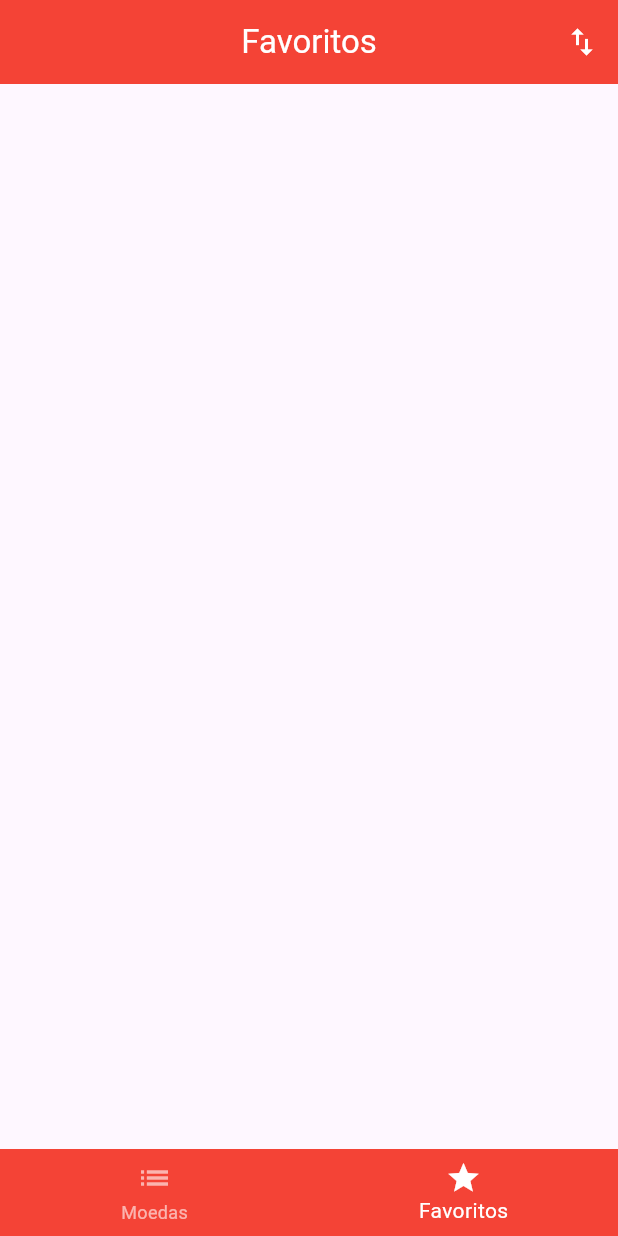
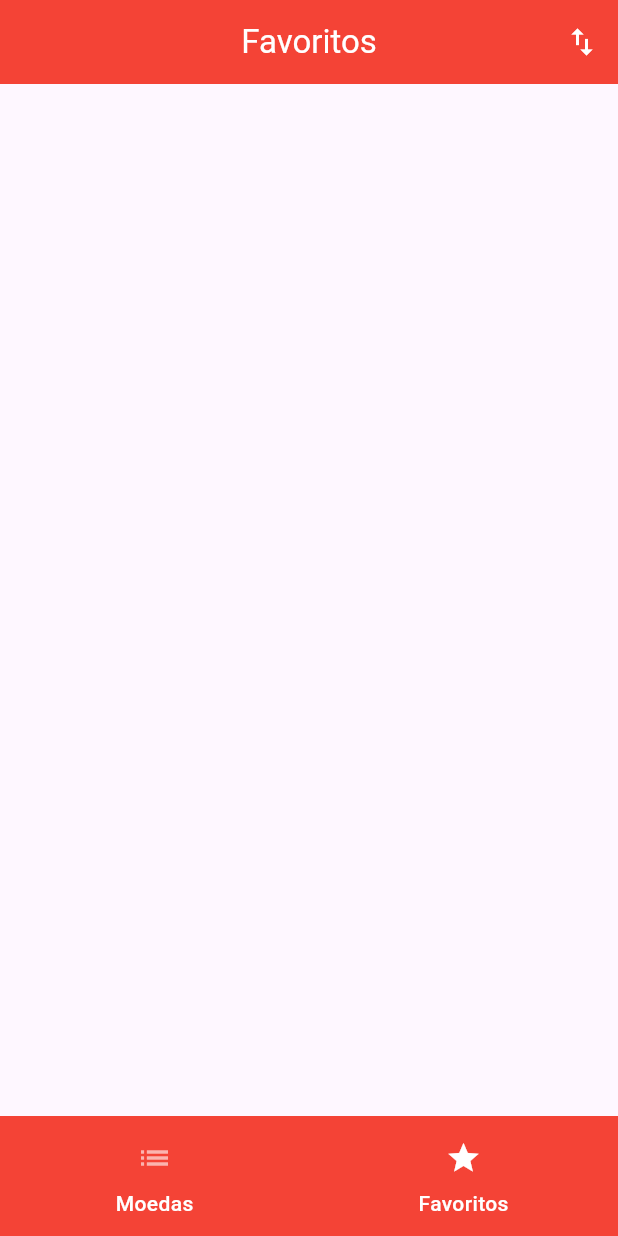
Before and after one commit to Tommy-jeff/crypto-quote, a Flutter app: the screen it shows after launch, swiped to page 2, on a phone screen of 412 x 824 dp. Run offline on Flutter 3.47's test engine with Material 3 defaults, Android fonts, the light colour scheme and no system bars; missing offline and left inert: dart:ffi.

Commit message:
feat: new navigation bra implemented

```diff
--- a/lib/pages/home_page.dart
+++ b/lib/pages/home_page.dart
@@ -18,7 +18,7 @@ class _HomePageState extends State<HomePage> {
     pageController = PageController(initialPage: paginaAtual);
   }
 
-  void setAtualPage(int pagina){
+  void setAtualPage(int pagina) {
     setState(() {
       paginaAtual = pagina;
     });
@@ -32,17 +32,38 @@ class _HomePageState extends State<HomePage> {
         onPageChanged: setAtualPage,
         children: [MoedasPage(), FavoritosPage()],
       ),
-      bottomNavigationBar: BottomNavigationBar(
-        currentIndex: paginaAtual,
+      bottomNavigationBar: NavigationBarTheme(
+        data: NavigationBarThemeData(
           backgroundColor: Colors.red,
-        selectedItemColor: Colors.white,
-        unselectedItemColor: Colors.white60,
-        elevation: 0,
-        items: [
-          BottomNavigationBarItem(icon: Icon(Icons.list), label: "Moedas"),
-          BottomNavigationBarItem(icon: Icon(Icons.star), label: "Favoritos"),
+          indicatorColor: Colors.transparent,
+          iconTheme: WidgetStatePropertyAll(
+            IconThemeData(color: Colors.white60),
+          ),
+          labelTextStyle: WidgetStatePropertyAll(
+            TextStyle(
+              fontSize: 14,
+              fontWeight: FontWeight.w500,
+              color: Colors.white,
+            ),
+          ),
+        ),
+        child: NavigationBar(
+          animationDuration: Duration(milliseconds: 400),
+          indicatorColor: Colors.transparent,
+          selectedIndex: paginaAtual,
+          destinations: [
+            NavigationDestination(
+              icon: Icon(Icons.list),
+              label: "Moedas",
+              selectedIcon: Icon(Icons.list, color: Colors.white),
+            ),
+            NavigationDestination(
+              icon: Icon(Icons.star),
+              label: "Favoritos",
+              selectedIcon: Icon(Icons.star, color: Colors.white),
+            ),
           ],
-        onTap: (pagina) {
+          onDestinationSelected: (pagina) {
             pageController.animateToPage(
               pagina,
               duration: Duration(milliseconds: 400),
@@ -50,6 +71,7 @@ class _HomePageState extends State<HomePage> {
             );
           },
         ),
+      ),
     );
   }
 }
```
Lines whose indentation alone changed are shown as unchanged.
